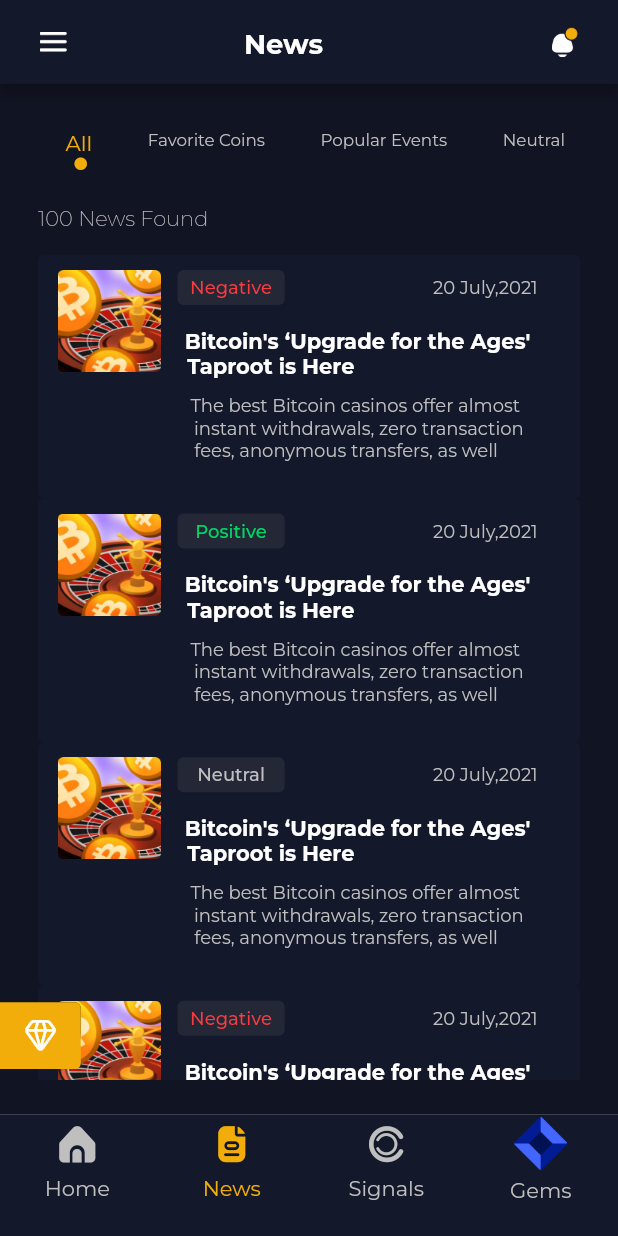
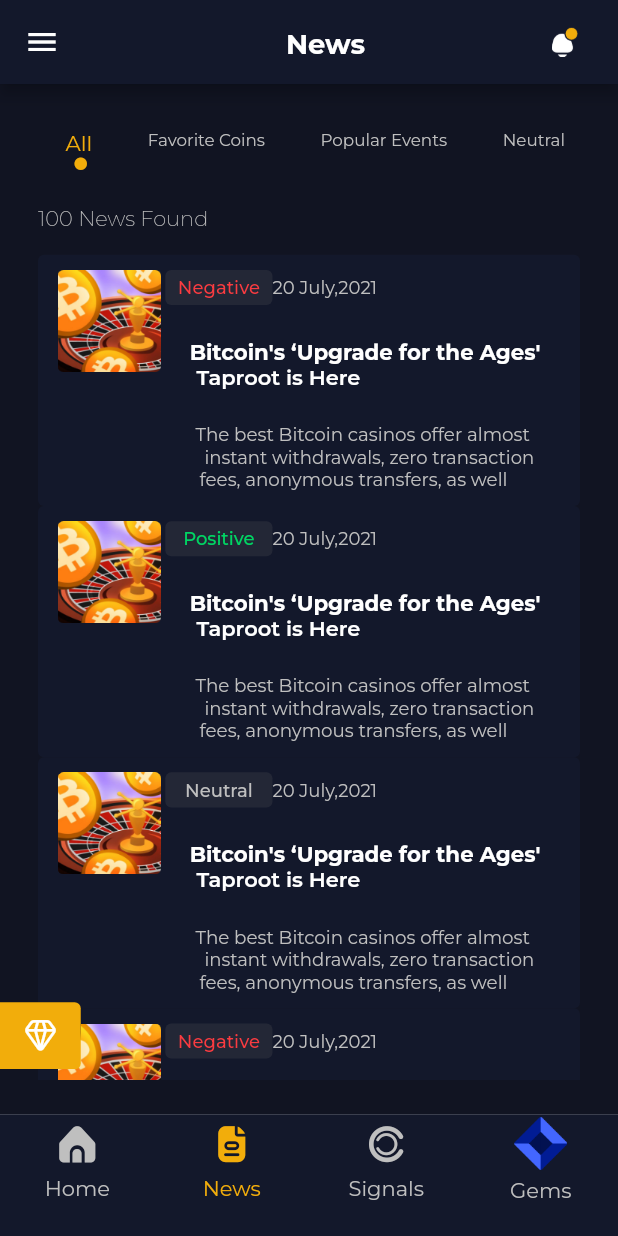
Before and after one commit to farooq958/bit_borg_crypto2, a Flutter app: the dashboard screen opened directly, swiped to page 2, on a phone screen of 412 x 824 dp. Run offline on Flutter 3.47's test engine with Material 2 defaults, Android fonts, the phone set to English and light mode, and no system bars; our stand-ins replace bloc, device_preview, flutter_bloc, flutter_screenutil, google_fonts, percent_indicator.

```diff
--- a/lib/controllers/utils/app_colors.dart
+++ b/lib/controllers/utils/app_colors.dart
@@ -14,4 +14,7 @@ static const Color negativecolor= Color(0xffFA3B40);
 static const Color targetsignalcolor = Color(0xff8DC351);
 static const Color redsignalcolor = Color(0xffFF4D52);
   static const Color signalyellowishcolor = Color(0xffB5C248);
+  static const Color drawerbuttoncolor = Color(0xff343641);
+  static const Color upgradeplancolor = Color(0xffFFC63F);
+
 }
--- a/lib/controllers/utils/shared_components/sharedcomponent.dart
+++ b/lib/controllers/utils/shared_components/sharedcomponent.dart
@@ -2,6 +2,7 @@
 
 import 'package:bit_borg_crypto/controllers/utils/app_colors.dart';
 import 'package:bit_borg_crypto/view/dashboard/newspages/newsdetails.dart';
+import 'package:flutter/cupertino.dart';
 
 import 'package:flutter/material.dart';
 import 'package:flutter_bloc/flutter_bloc.dart';
@@ -138,9 +139,9 @@ Widget reusablecontainernews(BuildContext context ,Color texttcolor, String Text
       Navigator.push(context , MaterialPageRoute(builder: (context) => newsdetails(Textcolor: texttcolor,Textr: Textt,)));
 
     },
-    child: Container(
-      width: 354.w,
-      height: 160.h,
+    child:  Container(
+      //width: 384.w,
+      height: 165.sp,
       decoration: BoxDecoration(
           color: appcolors.onboardingcontainercolor,
           borderRadius: BorderRadius.circular(4)),
@@ -157,8 +158,7 @@ Widget reusablecontainernews(BuildContext context ,Color texttcolor, String Text
                       width: 68.w,
                       height: 67.h,
                     ))),
-            Padding(
-              padding: EdgeInsets.only(left: 8.0.sp),
+              Expanded(
                 child: Column(
                   children: <Widget>[
                     Row(
@@ -183,9 +183,7 @@ Widget reusablecontainernews(BuildContext context ,Color texttcolor, String Text
                             ),
                           ),
                         ),
-                      SizedBox(
-                        width: 90.w,
-                      ),
+
                         Expanded(
                             flex: 0,
                             child: Align(
@@ -198,13 +196,13 @@ Widget reusablecontainernews(BuildContext context ,Color texttcolor, String Text
                                 )))
                       ],
                     ),
-                  SizedBox(height: 15.h),
+                    Expanded(child: SizedBox(height: 15.h)),
                     Expanded(
                         flex: 0,
                         child: Text(
                           "Bitcoin's ‘Upgrade for the Ages'",
                           style: GoogleFonts.montserrat(
-                            color: Colors.white, fontWeight: FontWeight.w700),
+                              color: Colors.white, fontWeight: FontWeight.w700,fontSize: 14.sp),
                         )),
                     Expanded(
                         flex: 0,
@@ -213,23 +211,25 @@ Widget reusablecontainernews(BuildContext context ,Color texttcolor, String Text
                           child: Text(
                             'Taproot is Here ',
                             style: GoogleFonts.montserrat(
-                              color: Colors.white, fontWeight: FontWeight.w700),
+                                color: Colors.white, fontWeight: FontWeight.w600),
                           ),
                         )),
-                  SizedBox(
+                    Expanded(
+                      child: SizedBox(
                         height: 10.h,
+                      ),
                     ),
                     Expanded(
                         flex: 0,
                         child: Text(
                           'The best Bitcoin casinos offer almost ',
                           style: GoogleFonts.montserrat(
-                            color: appcolors.lighttextcolor, fontSize: 12),
+                              color: appcolors.lighttextcolor, fontSize: 12.sp),
                         )),
                     Expanded(
                         flex: 0,
                         child: Padding(
-                        padding: const EdgeInsets.only(left: 8.0),
+                          padding: const EdgeInsets.only(left: 12.0),
                           child: Text(
                             'instant withdrawals, zero transaction  ',
                             style: GoogleFonts.montserrat(
@@ -243,7 +243,7 @@ Widget reusablecontainernews(BuildContext context ,Color texttcolor, String Text
                           child: Text(
                             'fees, anonymous transfers, as well ',
                             style: GoogleFonts.montserrat(
-                              color: appcolors.lighttextcolor, fontSize: 12),
+                                color: appcolors.lighttextcolor, fontSize: 12.sp),
                           ),
                         ))
                   ],
@@ -453,6 +453,14 @@ flex: 2,
               ),
             ),
           ),
+          middleText=="Notifications"?
+          Expanded(
+              child: Align(
+                  alignment: Alignment.centerRight,
+                  child: Container(
+                    height: 26.sp,
+                  )))
+              :
           Expanded(
               child: Align(
                   alignment: Alignment.centerRight,
@@ -519,4 +527,271 @@ Widget reusabletargetconatiner()
 
 }
 
+
+Widget reusabledrawerchild()
+{
+return ListView(
+  children: [
+        Padding(
+          padding:  EdgeInsets.only(left: 60.0.sp,right: 15.sp,top: 20.sp),
+          child: Column(
+      children:  <Widget>[
+     const   Expanded( flex:0,child:Align(alignment: Alignment.topRight, child: Icon(BitborgIcons.cross_circle,color: appcolors.buttoncolor,)))
+          ,
+          Expanded(flex: 0, child: SizedBox(height: 0.06.sh ,)),
+          Expanded( flex: 0,
+              child: Align(
+                alignment: Alignment.topLeft,
+                child: Container(
+            width: 40.w,
+            height: 40.h,
+            decoration: const BoxDecoration(
+            shape: BoxShape.circle
+      ,color: appcolors.buttoncolor
+          ) ,
+          child: Icon(BitborgIcons.user,color: Colors.white,size: 20.r,),
+          ),
+              )),
+    Expanded(flex: 0, child: SizedBox(height: 0.009.sh ,)),
+    Expanded(flex: 0, child: Align(alignment: Alignment.topLeft, child: Text('Muzamil Afridi',style: GoogleFonts.montserrat(fontSize: 16.0.sp, color: Colors.white, fontWeight: FontWeight.w700, ),)),)
+          ,
+          Expanded(flex: 0, child: Align(alignment: Alignment.topLeft, child: Text('mfkhan816@gmail.com',style: GoogleFonts.montserrat(fontSize: 12.0.sp, color: appcolors.lighttextcolor, letterSpacing: 0.12, fontWeight: FontWeight.w300, height: 1.5, ),)))
+
+       , Expanded(flex: 0, child: SizedBox(height: 0.009.sh ,)),
+
+          Expanded(flex: 0, child: Align(
+            alignment: Alignment.topLeft,
+            child: Container(
+              width: 174.27.w,
+              height: 40.0.h,
+              decoration: BoxDecoration(
+                borderRadius: BorderRadius.circular(8),
+                color: appcolors.drawerbuttoncolor
+
+              ),
+              child: Row(
+                children: <Widget>[
+                  Expanded(flex: 0, child: SizedBox(width: 0.05.sw ,)),
+                  Expanded(flex:0,child: Icon(BitborgIcons.diamond,color: appcolors.buttoncolor,size: 22.r,)),
+
+
+              Expanded(flex: 0, child: SizedBox(width: 0.02.sw ,)),
+                  Expanded(child: Text('Premium User',style: GoogleFonts.montserrat(fontWeight: FontWeight.w500,fontSize: 14.sp ,color: appcolors.buttoncolor),) )
+
+                ],
+              ),
+            ),
+          )),
+
+
+      ],
+    ),
+        ),
+   const Divider(
+      color: appcolors.textfieldcolor,
+    ),
+
+     SizedBox(
+       height: 0.5.sh,
+       child: Padding(
+         padding: EdgeInsets.only(right: 90.sp,left: 0),
+         child: Column(
+          children: [
+            Expanded(flex: 0, child: SizedBox(height: 0.03.sh,)),
+            Expanded(flex:0,
+              child: SizedBox(
+                width: 99.0.w,
+                height: 30.99.h,
+                child: Row(
+
+                  mainAxisAlignment: MainAxisAlignment.spaceBetween,
+
+                  children: <Widget>[
+                    //Expanded( flex:0,child: SizedBox(width: 0.0001.sw,)),
+                   Expanded( flex:0,child: Align(alignment:Alignment.topLeft , child: Padding(
+                     padding:  EdgeInsets.only(left: 8.0.sp),
+                     child: const Icon(BitborgIcons.homebtmn,color: Colors.white,),
+                   )))
+                    ,
+                   // Expanded(child: SizedBox(width: 0.003.sw,)),
+                    Expanded(flex: 0, child: Text('Home',style: GoogleFonts.montserrat(fontSize: 16.0.sp, color: Colors.white, fontWeight: FontWeight.w500, ),)),],
+                ),
+              ),
+            ),
+            Expanded(flex: 0, child: SizedBox(height: 0.03.sh,)),
+            Expanded(
+              flex:0,
+              child: Padding(
+                padding:  EdgeInsets.only(left: 32.0.sp),
+                child: SizedBox(
+                  width: 300.0.w,
+                  height: 30.99.h,
+
+
+                  child: Padding(
+                    padding: EdgeInsets.symmetric(horizontal: 19.sp),
+                    child: Row(
+
+                      mainAxisAlignment: MainAxisAlignment.spaceBetween,
+
+                      children: <Widget>[
+                       // Expanded( flex:0,child: SizedBox(width: 0.001.sw,)),
+                         Expanded( flex:0,child: Align(alignment:Alignment.topLeft ,child: Padding(
+                          padding: EdgeInsets.only(left: 12.0.sp),
+                          child:const Icon(BitborgIcons.headset__1_,color: Colors.white,),
+                        )))
+                        ,
+                        // Expanded(child: SizedBox(width: 0.003.sw,)),
+                        Expanded(flex: 0, child: Padding(
+                          padding:  EdgeInsets.only(left: 12.0.sp),
+                          child: Text('Contact Us',style: GoogleFonts.montserrat(fontSize: 16.0.sp, color: Colors.white, fontWeight: FontWeight.w500, ),),
+                        )),],
+                    ),
+                  ),
+                ),
+              ),
+            ),
+            Expanded(flex: 0, child: SizedBox(height: 0.03.sh,)),
+            Expanded(
+              flex:0,
+              child: SizedBox(
+                width: 120.0.w,
+                height: 30.99.h,
+                child: Row(
+
+                  mainAxisAlignment: MainAxisAlignment.spaceBetween,
+
+                  children: <Widget>[
+                    Expanded( flex:0,child: SizedBox(width: 0.003.sw,)),
+                    const Expanded( flex:0,child: Align(alignment:Alignment.topLeft , child: Icon(BitborgIcons.settings__1_,color: Colors.white,)))
+                    ,
+                    // Expanded(child: SizedBox(width: 0.003.sw,)),
+                    Expanded(flex: 0, child: Text('Settings',style: GoogleFonts.montserrat(fontSize: 16.0.sp, color: Colors.white, fontWeight: FontWeight.w500, ),)),],
+                ),
+              ),
+            ),
+             Expanded(flex: 0, child: SizedBox(height: 0.03.sh,)),
+            Expanded(
+              flex:0,
+              child: SizedBox(
+                width: 99.0.w,
+                height: 30.99.h,
+                child: Row(
+
+                  mainAxisAlignment: MainAxisAlignment.spaceBetween,
+
+                  children: <Widget>[
+                    Expanded( flex:0,child: SizedBox(width: 0.003.sw,)),
+                    const Expanded( flex:0,child: Align(alignment:Alignment.topLeft , child: Icon(BitborgIcons.sign_out_alt,color: Colors.white,)))
+                    ,
+                    // Expanded(child: SizedBox(width: 0.003.sw,)),
+                    Expanded(flex: 0, child: Text('Logout',style: GoogleFonts.montserrat(fontSize: 16.0.sp, color: Colors.white, fontWeight: FontWeight.w500, ),)),],
+                ),
+              ),
+            ),
+            Expanded( child: Align(
+              alignment: Alignment.bottomCenter,
+              child:  Padding(
+                padding:  EdgeInsets.only(left: 60.0.sp),
+                child: Container(
+                  width: 174.27.w,
+                  height: 40.0.h,
+                  decoration: BoxDecoration(
+                      borderRadius: BorderRadius.circular(8),
+                      color: appcolors.upgradeplancolor
+
+                  ),
+                  child: Row(
+                    children: <Widget>[
+                      Expanded(flex: 0, child: SizedBox(width: 0.05.sw ,)),
+                      Expanded(flex:0,child: Icon(BitborgIcons.diamond,color:Colors.black,size: 22.r,)),
+
+
+                      Expanded(flex: 0, child: SizedBox(width: 0.02.sw ,)),
+                      Expanded(child:  Text('Upgrade Plan',style: GoogleFonts.montserrat(fontWeight: FontWeight.w500,fontSize: 14.sp ,color: Colors.black),) )
+
+                    ],
+                  ),
+                ),
+              ),
+            )),
+          //  SizedBox(height: 0.001.sh,),
+          ],
+    ),
+       ),
+     )
+
+  ],
+);
+
+
+
+
+
+
 }
+
+Widget reusablenotificationlist()
+{
+  return Container(
+width:327.w ,
+    height:88.h ,
+decoration: BoxDecoration(
+  color: appcolors.onboardingcontainercolor,
+  borderRadius: BorderRadius.circular(8)
+),
+
+    child: Row(
+      children: <Widget>[
+
+        Expanded(child: Align(alignment: Alignment.centerLeft, child: Image.asset('assets/images/newsdetailimage.png' ,width: 69.w,height: 68.h, fit: BoxFit.fitHeight,)))
+        ,Expanded(
+            flex: 3,
+            child: Column(
+
+          children: [
+
+            Expanded(
+
+              child: Align(
+                alignment: Alignment.topLeft,
+                child: Row(
+                    children: <Widget>[
+                      Expanded(flex: 2,
+                        child: Text(
+                          '20 July, 2021       07 : 30 am',
+                          style: GoogleFonts.montserrat(
+                            fontSize: 10.0,
+                            color: const Color(0xFF646464),
+                            letterSpacing: 0.1,
+                            fontWeight: FontWeight.w500,
+                            height: 1.8,
+                          ),
+                        ),
+                      ),
+                      Expanded( child:Align( alignment: Alignment.centerRight,child: Container( margin: EdgeInsets.only(right: 15.sp), width: 10.sp,height: 10.sp,decoration: const BoxDecoration(shape: BoxShape.circle ,color: appcolors.buttoncolor), ))
+
+
+                      )
+
+
+
+
+                    ],
+                  ),
+              ),
+            ),
+
+                      Expanded(child:  Align(alignment: Alignment.centerLeft, child: Text('Bitcoin\'s ‘Upgrade for the Ages\nTaproot is Here',style: GoogleFonts.montserrat(fontSize: 12.0, color: Colors.white, fontWeight: FontWeight.w500, ),)))
+
+,
+            Expanded( child: Align(alignment: Alignment.centerLeft, child: Text('Click to read',style: GoogleFonts.montserrat(fontSize: 12.0, color:appcolors.buttoncolor, fontWeight: FontWeight.w500, ),)))
+          ],
+
+        ))
+
+      ],
+    ),
+  );
+}
+}
--- a/lib/view/dashboard/dashboard.dart
+++ b/lib/view/dashboard/dashboard.dart
@@ -14,6 +14,7 @@ import 'package:flutter_screenutil/flutter_screenutil.dart';
 import 'package:google_fonts/google_fonts.dart';
 
 import '../../controllers/utils/shared_components/sharedcomponent.dart';
+import 'notification_screen.dart';
 
 class dashboard extends StatefulWidget {
   const dashboard({Key? key}) : super(key: key);
@@ -79,8 +80,14 @@ class _dashboardState extends State<dashboard> {
   @override
   Widget build(BuildContext context) {
     return Scaffold(
+      drawer:  Drawer(
+        backgroundColor: appcolors.primarycolor,
+child: sc.reusabledrawerchild(),
+
+      )
+      ,
       appBar: AppBar(
-        automaticallyImplyLeading: false,
+      //  automaticallyImplyLeading: false,
         backgroundColor: appcolors.onboardingcontainercolor,
         title: Container(
           height: 40.h,
@@ -96,10 +103,16 @@ class _dashboardState extends State<dashboard> {
                     flex: 0,
                     child: Align(
                         alignment: Alignment.center,
-                        child: Image.asset(
-                          'assets/images/hamburgericon.png',
-                          width: 18.5.sp,
-                          height: 13.5.sp,
+                        child: InkWell(
+                          onTap: ()
+                          {
+                          //  Scaffold.of(context).openDrawer();
+
+                          },
+                          child: Container(
+                            width: 18.5.sp,
+                            height: 13.5.sp,
+                          ),
                         ))),
                 BlocBuilder<dashboardpageCubit, int>(
                   builder: (context, state) {
@@ -118,9 +131,16 @@ class _dashboardState extends State<dashboard> {
                 Expanded(
                     child: Align(
                         alignment: Alignment.centerRight,
-                        child: Image.asset(
-                          'assets/images/alaramwithorange.png',
-                          height: 26.sp,
+                        child: InkWell(
+                          onTap: ()
+                          {
+                            Navigator.push(context, MaterialPageRoute(builder: (context)=> notificationscreen()));
+
+                          },
+                          child: Image.asset(
+                            'assets/images/alaramwithorange.png',
+                            height: 26.sp,
+                          ),
                         ))),
                 // const   Expanded(flex:0,child: Align( alignment: Alignment.topRight,child: Icon(BitborgIcons.brightness_1,color: Colors.deepOrange,)))
               ],
@@ -139,6 +159,7 @@ class _dashboardState extends State<dashboard> {
                 children: [
                   Container(
                     height: 700.h,
+                    width: 1.sw,
                     child: BlocBuilder<dashboardpageCubit, int>(
                       builder: (context, state) {
                         return PageView(
--- a/lib/view/dashboard/newspages/newsdetails.dart
+++ b/lib/view/dashboard/newspages/newsdetails.dart
@@ -33,7 +33,7 @@ appBar: AppBar(
 automaticallyImplyLeading: false,
 
 ),
-      body: Container(
+      body: SizedBox(
         width: 1.sw,
         height: 1.sh,
         child: ListView(
--- a/pubspec.yaml
+++ b/pubspec.yaml
@@ -38,6 +38,7 @@ dependencies:
   flutter_bloc: ^8.0.1
   google_fonts: ^3.0.1
   percent_indicator: ^4.2.2
+  device_preview: ^1.1.0
 
 dev_dependencies:
   flutter_test:
```
Also changed, not shown: lib/main.dart (+11 -4 lines), lib/view/dashboard/notification_screen.dart (added, +69 -0 lines), assets/images/Line 98.png (added), pubspec.lock. Lines whose indentation alone changed are shown as unchanged.
